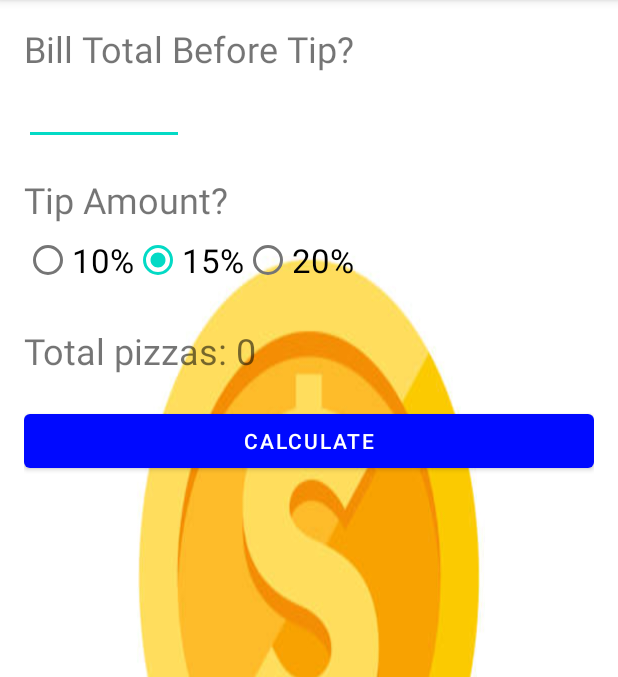
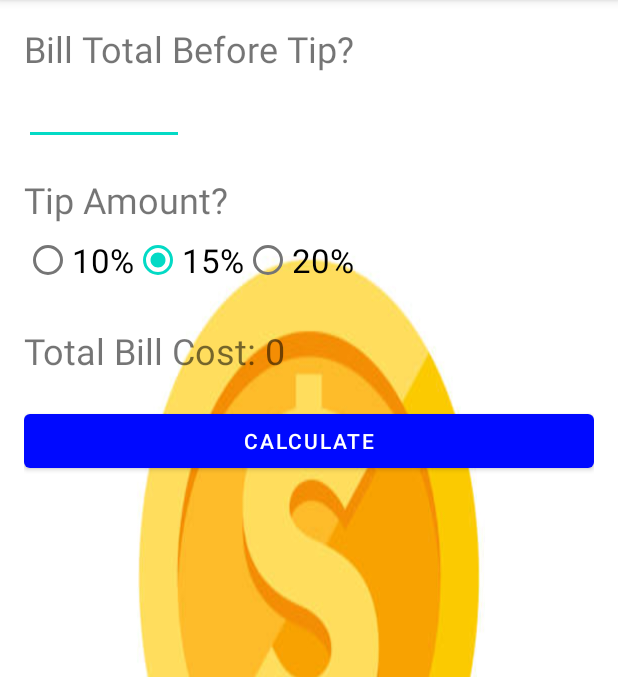
Before and after one commit to StevenTNguyen-Code/TipCalculator, an Android app: the MainActivity screen opened directly, with no data from a screen before it, after a tap on "CALCULATE", on a phone screen of 412 x 824 dp, the part 84-761 px from its top. Run offline under Robolectric (Android 15) with nearby library versions, the phone set to English and light mode, and no system bars.

Commit message:
Made MVC Architecture

```diff
--- a/app/src/main/java/com/zybooks/tipcalculator/MainActivity.kt
+++ b/app/src/main/java/com/zybooks/tipcalculator/MainActivity.kt
@@ -8,7 +8,6 @@ import android.widget.TextView
 import androidx.appcompat.app.AppCompatActivity
 import kotlin.math.ceil
 
-const val SLICES_PER_PIZZA = 8
 
 class MainActivity : AppCompatActivity() {
 
@@ -30,17 +29,21 @@ class MainActivity : AppCompatActivity() {
         val numAttendStr = numAttendEditText.text.toString()
 
         // Convert the text into an integer
-        val numAttend = numAttendStr.toInt()
+        val numAttend = numAttendStr.toIntOrNull() ?: 0
 
-        // Determine how many slices on average each person will eat
-        val slicesPerPerson = when (howHungryRadioGroup.checkedRadioButtonId) {
-            R.id.light_radio_button -> 2
-            R.id.medium_radio_button -> 3
-            else -> 4
+        // Get hunger level selection
+        val hungerLevel = when (howHungryRadioGroup.getCheckedRadioButtonId()) {
+            R.id.light_radio_button -> PizzaCalculator.HungerLevel.LIGHT
+            R.id.medium_radio_button -> PizzaCalculator.HungerLevel.MEDIUM
+            else -> PizzaCalculator.HungerLevel.RAVENOUS
         }
 
-        // Calculate and show the number of pizzas needed
-        val totalPizzas = ceil(numAttend * slicesPerPerson / SLICES_PER_PIZZA.toDouble()).toInt()
-        numPizzasTextView.text = "Total pizzas: $totalPizzas"
+        // Get the number of pizzas needed
+        val calc = PizzaCalculator(numAttend, hungerLevel)
+        val totalPizzas = calc.totalPizzas
+
+        // Place totalPizzas into the string resource and display
+        val totalText = getString(R.string.total_bill_cost, totalPizzas)
+        numPizzasTextView.setText(totalText)
     }
 }
--- /dev/null
+++ b/app/src/main/java/com/zybooks/tipcalculator/TipCalculator.kt
@@ -0,0 +1,25 @@
+package com.zybooks.tipcalculator
+
+import kotlin.math.ceil
+
+const val SLICES_PER_PIZZA = 8
+
+class PizzaCalculator(partySize: Int, var hungerLevel: HungerLevel) {
+    var partySize = 0
+        set(value) {
+            field = if (value >= 0) value else 0
+        }
+
+    enum class HungerLevel(var numSlices: Int) {
+        LIGHT(2), MEDIUM(3), RAVENOUS(4)
+    }
+
+    val totalPizzas: Int
+        get() {
+            return ceil(partySize * hungerLevel.numSlices / SLICES_PER_PIZZA.toDouble()).toInt()
+        }
+
+    init {
+        this.partySize = partySize
+    }
+}
--- a/app/src/main/res/values/strings.xml
+++ b/app/src/main/res/values/strings.xml
@@ -1,3 +1,4 @@
 <resources>
     <string name="app_name">Tip Calculator</string>
+    <string name="total_bill_cost">Total Bill Cost: %d</string>
 </resources>
```
